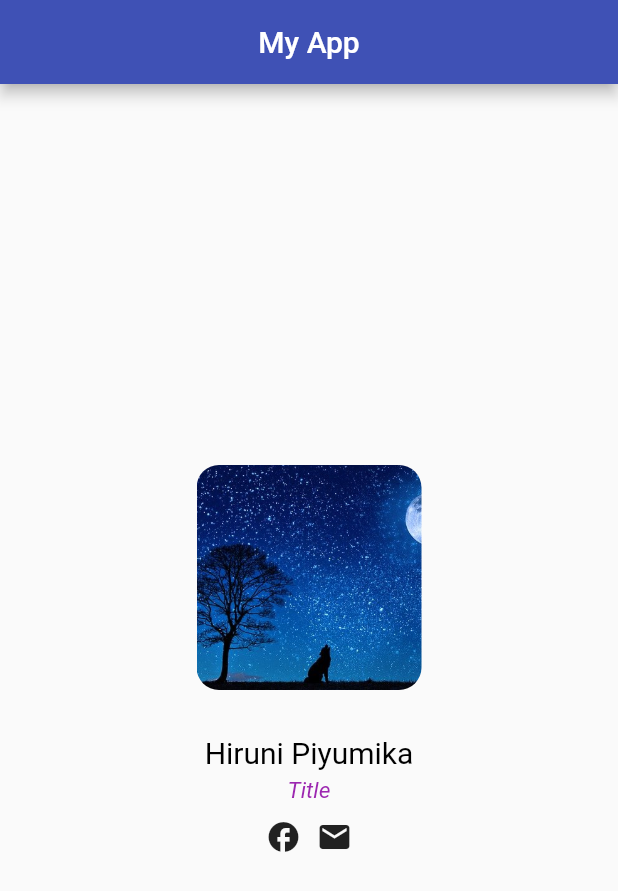
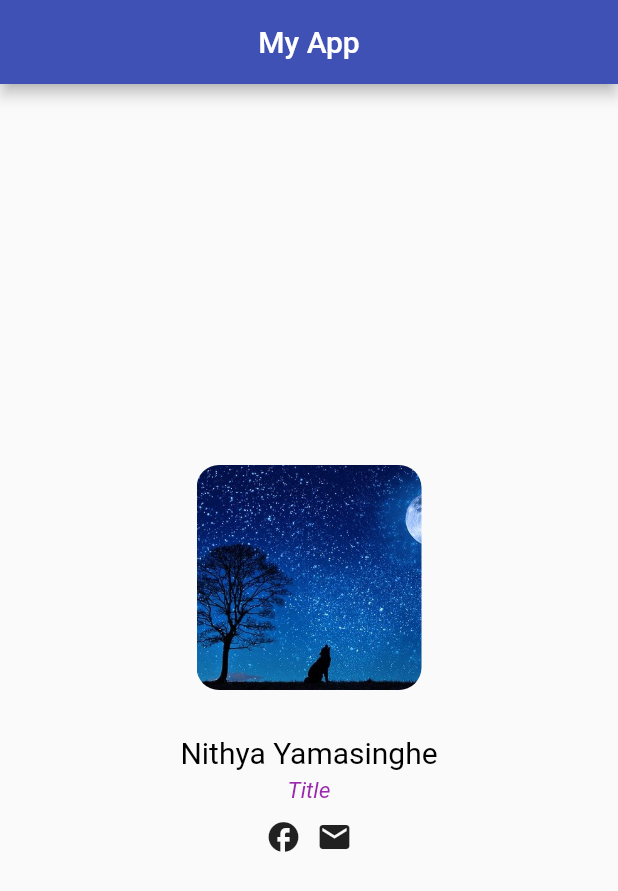
Before and after one commit to NithyaYamsinghe/ctse_lab02, a Flutter app: the screen it shows after launch, on a phone screen of 412 x 824 dp. Shown: the top 891 px of the screen. Run offline on Flutter 3.47's test engine with Material 2 defaults, Android fonts, the phone set to English and light mode, and no system bars.

Commit message:
fix issue

```diff
--- a/lib/main.dart
+++ b/lib/main.dart
@@ -12,10 +12,9 @@ class MyApp extends StatelessWidget {
   @override
   Widget build(BuildContext context) {
     return MaterialApp(
-      title: 'IT18206524',
+      title: 'IT18233704',
       debugShowCheckedModeBanner: false,
       theme: ThemeData(
-
         primarySwatch: Colors.indigo,
       ),
       home: const Profile(),
--- a/lib/pages/profile.dart
+++ b/lib/pages/profile.dart
@@ -26,16 +26,14 @@ class Profile extends StatelessWidget {
             height: 30,
           ),
           const Text(
-            "Hiruni Piyumika",
+            "Nithya Yamasinghe",
             style: TextStyle(
                 fontSize: 20, fontStyle: FontStyle.normal, color: Colors.black),
           ),
-
           const SizedBox(
             width: double.infinity,
             height: 5,
           ),
-
           const Text(
             "Title",
             style: TextStyle(
```
